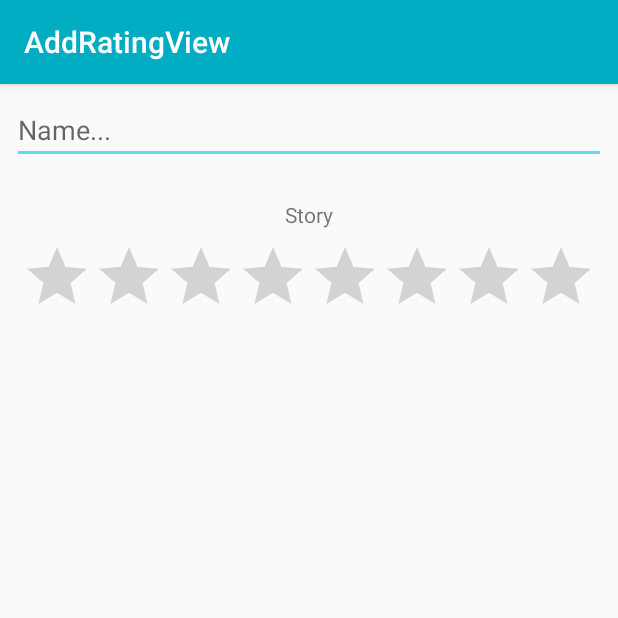
After one commit to NeXTormer/Rate-Movies, an Android app: the AddRatingView screen opened directly, with no data from a screen before it, on a phone screen of 412 x 824 dp, the top half of it. The commit adds this screen. Run offline under Robolectric (Android 15) with nearby library versions, the phone set to English and light mode, and no system bars; 1 statement that could not run was skipped.

Commit message:
working on rating view

```diff
--- a/app/src/main/AndroidManifest.xml
+++ b/app/src/main/AndroidManifest.xml
@@ -27,6 +27,15 @@
                 android:name="android.support.PARENT_ACTIVITY"
                 android:value="me.holz.ratemovies.MainView" />
         </activity>
+        <activity
+            android:name=".AddRatingView"
+            android:label="@string/title_activity_add_rating_view"
+            android:parentActivityName=".SingleMovie"
+            android:theme="@style/AppTheme.NoActionBar">
+            <meta-data
+                android:name="android.support.PARENT_ACTIVITY"
+                android:value="me.holz.ratemovies.SingleMovie" />
+        </activity>
     </application>
 
 </manifest>
--- /dev/null
+++ b/app/src/main/java/me/holz/ratemovies/AddRatingView.java
@@ -0,0 +1,29 @@
+package me.holz.ratemovies;
+
+import android.os.Bundle;
+import android.support.design.widget.FloatingActionButton;
+import android.support.design.widget.Snackbar;
+import android.support.v7.app.AppCompatActivity;
+import android.support.v7.widget.Toolbar;
+import android.view.View;
+import android.widget.RatingBar;
+import android.widget.Toast;
+
+public class AddRatingView extends AppCompatActivity {
+
+    @Override
+    protected void onCreate(Bundle savedInstanceState) {
+        super.onCreate(savedInstanceState);
+        setContentView(R.layout.activity_add_rating_view);
+        Toolbar toolbar = (Toolbar) findViewById(R.id.toolbar);
+        setSupportActionBar(toolbar);
+
+
+        RatingBar ratingbar = findViewById(R.id.ratingBar2);
+
+        setTitle(getIntent().getExtras().getString("movie"));
+        /* Back Button crashes app when pressed, tempoarily disabled */
+        //getSupportActionBar().setDisplayHomeAsUpEnabled(true);
+    }
+
+}
--- a/app/src/main/java/me/holz/ratemovies/SingleMovie.java
+++ b/app/src/main/java/me/holz/ratemovies/SingleMovie.java
@@ -1,5 +1,6 @@
 package me.holz.ratemovies;
 
+import android.content.Intent;
 import android.os.Bundle;
 import android.support.design.widget.FloatingActionButton;
 import android.support.design.widget.Snackbar;
@@ -21,8 +22,10 @@ public class SingleMovie extends AppCompatActivity {
         fab.setOnClickListener(new View.OnClickListener() {
             @Override
             public void onClick(View view) {
-                Snackbar.make(view, "Replace with your own action", Snackbar.LENGTH_LONG)
-                        .setAction("Action", null).show();
+                Intent intent = new Intent(getApplicationContext(), AddRatingView.class);
+                intent.putExtra("movie", getTitle());
+
+                startActivity(intent);
             }
         });
         getSupportActionBar().setDisplayHomeAsUpEnabled(true);
--- /dev/null
+++ b/app/src/main/res/layout/activity_add_rating_view.xml
@@ -0,0 +1,25 @@
+<?xml version="1.0" encoding="utf-8"?>
+<android.support.design.widget.CoordinatorLayout xmlns:android="http://schemas.android.com/apk/res/android"
+    xmlns:app="http://schemas.android.com/apk/res-auto"
+    xmlns:tools="http://schemas.android.com/tools"
+    android:layout_width="match_parent"
+    android:layout_height="match_parent"
+    tools:context=".AddRatingView">
+
+    <android.support.design.widget.AppBarLayout
+        android:layout_width="match_parent"
+        android:layout_height="wrap_content"
+        android:theme="@style/AppTheme.AppBarOverlay">
+
+        <android.support.v7.widget.Toolbar
+            android:id="@+id/toolbar"
+            android:layout_width="match_parent"
+            android:layout_height="?attr/actionBarSize"
+            android:background="?attr/colorPrimary"
+            app:popupTheme="@style/AppTheme.PopupOverlay" />
+
+    </android.support.design.widget.AppBarLayout>
+
+    <include layout="@layout/content_add_rating_view" />
+
+</android.support.design.widget.CoordinatorLayout>
--- /dev/null
+++ b/app/src/main/res/layout/content_add_rating_view.xml
@@ -0,0 +1,57 @@
+<?xml version="1.0" encoding="utf-8"?>
+<android.support.constraint.ConstraintLayout xmlns:android="http://schemas.android.com/apk/res/android"
+    xmlns:app="http://schemas.android.com/apk/res-auto"
+    xmlns:tools="http://schemas.android.com/tools"
+    android:layout_width="match_parent"
+    android:layout_height="match_parent"
+    app:layout_behavior="@string/appbar_scrolling_view_behavior"
+    tools:context=".AddRatingView"
+    tools:showIn="@layout/activity_add_rating_view">
+
+    <EditText
+        android:id="@+id/editText"
+        android:layout_width="0dp"
+        android:layout_height="wrap_content"
+        android:layout_marginEnd="8dp"
+        android:layout_marginLeft="8dp"
+        android:layout_marginRight="8dp"
+        android:layout_marginStart="8dp"
+        android:layout_marginTop="8dp"
+        android:ems="10"
+        android:hint="Name..."
+        android:inputType="textPersonName"
+        android:singleLine="true"
+        app:layout_constraintEnd_toEndOf="parent"
+        app:layout_constraintStart_toStartOf="parent"
+        app:layout_constraintTop_toTopOf="parent" />
+
+    <RatingBar
+        android:id="@+id/ratingBar2"
+        android:layout_width="wrap_content"
+        android:layout_height="wrap_content"
+        android:layout_marginEnd="8dp"
+        android:layout_marginLeft="8dp"
+        android:layout_marginRight="8dp"
+        android:layout_marginStart="8dp"
+        android:layout_marginTop="8dp"
+        android:numStars="8"
+        android:stepSize="0.5"
+        app:layout_constraintEnd_toEndOf="parent"
+        app:layout_constraintStart_toStartOf="parent"
+        app:layout_constraintTop_toBottomOf="@+id/textView4" />
+
+    <TextView
+        android:id="@+id/textView4"
+        android:layout_width="wrap_content"
+        android:layout_height="wrap_content"
+        android:layout_marginEnd="8dp"
+        android:layout_marginLeft="8dp"
+        android:layout_marginRight="8dp"
+        android:layout_marginStart="8dp"
+        android:layout_marginTop="24dp"
+        android:text="Story"
+        app:layout_constraintEnd_toEndOf="parent"
+        app:layout_constraintStart_toStartOf="parent"
+        app:layout_constraintTop_toBottomOf="@+id/editText" />
+
+</android.support.constraint.ConstraintLayout>
--- a/app/src/main/res/values/strings.xml
+++ b/app/src/main/res/values/strings.xml
@@ -91,4 +91,5 @@
         "when a user tries to pick up one of cards.\n\n"
     </string>
     <string name="action_settings">Settings</string>
+    <string name="title_activity_add_rating_view">AddRatingView</string>
 </resources>
```
Also changed, not shown: 2 other files.
